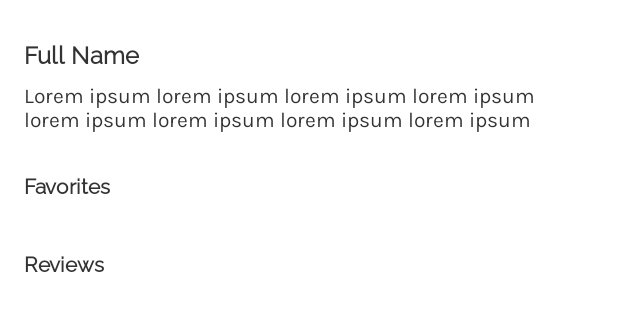
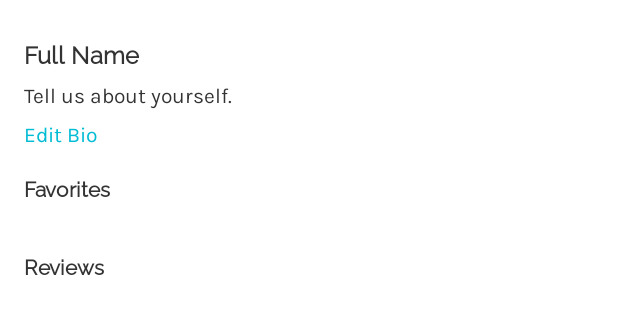
Before and after one commit to annakumiko/FuDecide, an Android app: the ProfileActivity screen opened directly, with no data from a screen before it, on a phone screen of 412 x 824 dp, the part 63-397 px from its top. Run offline under Robolectric (Android 15) with nearby library versions, the phone set to English and light mode, and no system bars; our stand-ins replace Firebase (no records; nobody signed in at launch, a user with empty details on screens opened directly).

Commit message:
added "edit bio" option, removed sort button in home

```diff
--- a/app/src/main/res/layout/activity_profile.xml
+++ b/app/src/main/res/layout/activity_profile.xml
@@ -64,14 +64,14 @@
         android:layout_width="wrap_content"
         android:layout_height="wrap_content"
         android:layout_marginStart="16dp"
-        android:layout_marginTop="24dp"
+        android:layout_marginTop="16dp"
         android:fontFamily="@font/raleway"
         android:text="Favorites"
         android:textColor="#333333"
         android:textSize="14sp"
         android:textStyle="bold"
         app:layout_constraintStart_toStartOf="parent"
-        app:layout_constraintTop_toBottomOf="@+id/tv_bio" />
+        app:layout_constraintTop_toBottomOf="@+id/tv_editbio" />
 
     <TextView
         android:id="@+id/tv2"
@@ -95,7 +95,7 @@
         android:layout_marginTop="8dp"
         android:layout_marginEnd="16dp"
         android:fontFamily="@font/karla"
-        android:text="Lorem ipsum lorem ipsum lorem ipsum lorem ipsum lorem ipsum lorem ipsum lorem ipsum lorem ipsum"
+        android:text="Tell us about yourself."
         android:textColor="#333333"
         app:layout_constraintEnd_toEndOf="parent"
         app:layout_constraintStart_toStartOf="parent"
@@ -123,4 +123,17 @@
         app:layout_constraintStart_toStartOf="parent"
         app:layout_constraintTop_toBottomOf="@+id/tv2" />
 
+    <TextView
+        android:id="@+id/tv_editbio"
+        android:layout_width="wrap_content"
+        android:layout_height="wrap_content"
+        android:layout_marginLeft="16dp"
+        android:layout_marginTop="8dp"
+        android:fontFamily="@font/karla"
+        android:onClick="onClick"
+        android:text="Edit Bio"
+        android:textColor="#00BCD4"
+        app:layout_constraintStart_toStartOf="parent"
+        app:layout_constraintTop_toBottomOf="@+id/tv_bio" />
+
 </androidx.constraintlayout.widget.ConstraintLayout>
```
Also changed, not shown: app/src/main/java/com/mobdeve/s15/group14/fudecide/HomeMainActivity.java (+3 -19 lines), app/src/main/res/layout/activity_home_main.xml (+1 -8 lines), app/src/main/res/layout/activity_home_map.xml (+0 -7 lines).
